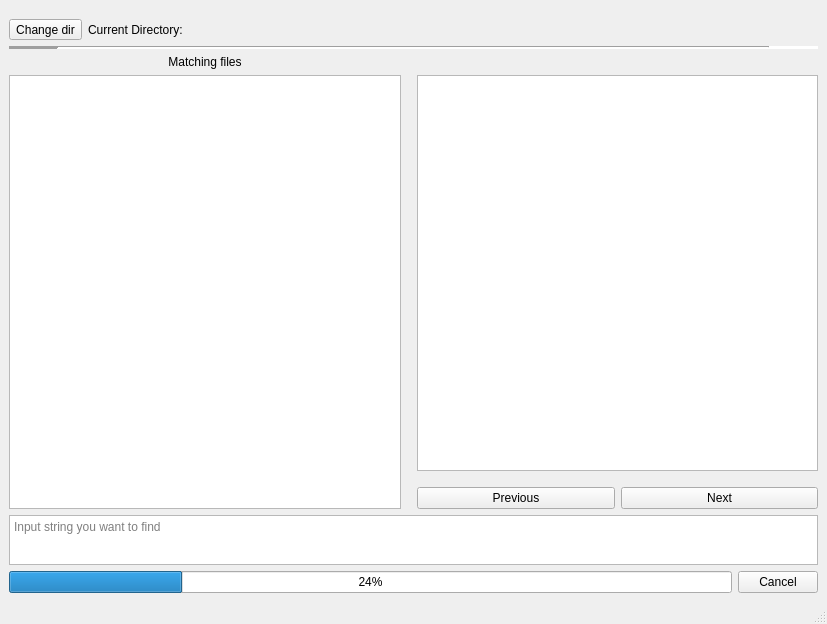
First picture: the form in HW06/src/mainwindow.ui, repository knisht/cpp-course-2018, before the edit.
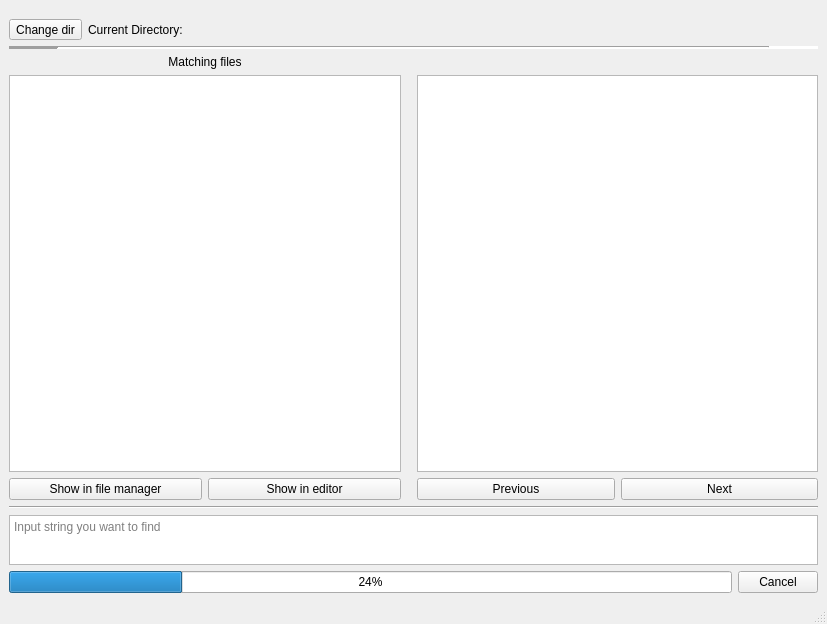
Second picture: the form after the edit.

```diff
--- a/HW06/src/mainwindow.ui
+++ b/HW06/src/mainwindow.ui
@@ -99,6 +99,27 @@
             </property>
            </widget>
           </item>
+          <item>
+           <layout class="QHBoxLayout" name="horizontalLayout_5">
+            <property name="topMargin">
+             <number>0</number>
+            </property>
+            <item>
+             <widget class="QPushButton" name="fileManagerButton">
+              <property name="text">
+               <string>Show in file manager</string>
+              </property>
+             </widget>
+            </item>
+            <item>
+             <widget class="QPushButton" name="editorButton">
+              <property name="text">
+               <string>Show in editor</string>
+              </property>
+             </widget>
+            </item>
+           </layout>
+          </item>
          </layout>
         </item>
         <item>
@@ -132,7 +153,7 @@
           <item>
            <layout class="QHBoxLayout" name="horizontalLayout">
             <property name="topMargin">
-             <number>10</number>
+             <number>0</number>
             </property>
             <item>
              <widget class="QPushButton" name="prevOccurrenceButton">
@@ -154,6 +175,13 @@
         </item>
        </layout>
       </item>
+      <item>
+       <widget class="Line" name="line_2">
+        <property name="orientation">
+         <enum>Qt::Horizontal</enum>
+        </property>
+       </widget>
+      </item>
       <item>
        <layout class="QHBoxLayout" name="horizontalLayout_2">
         <property name="spacing">
```
Left out of the diff: 34 changed lines with no effect on the pictures.
